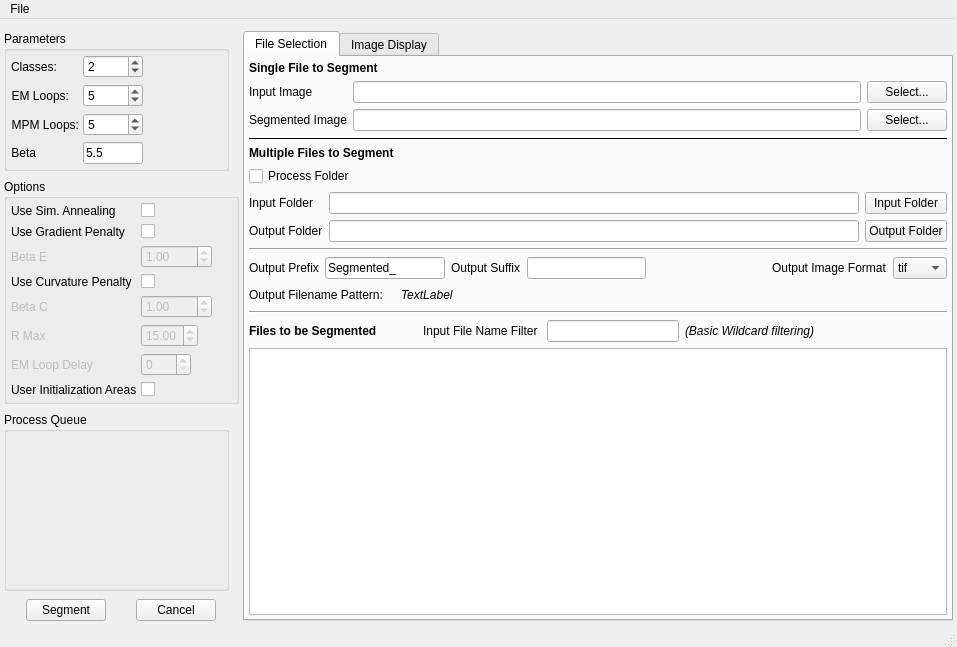
Qt form Code/EmMpmGui/UI_Files/EmMpmGui.ui (BlueQuartzSoftware/EMMPMWorkbench) before a commit.
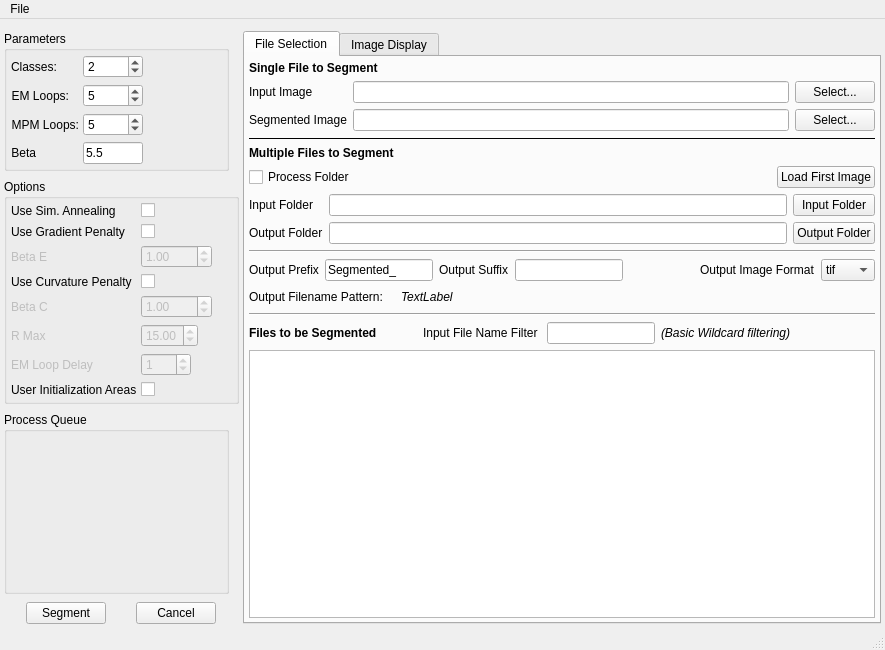
The same form after that commit. The open tabs and pages were chosen to show the change. Icons and pictures are not drawn. Custom widgets are drawn as their Qt base class.

Commit message: Current IO Design

Diff of the .ui file:
```diff
--- a/Code/EmMpmGui/UI_Files/EmMpmGui.ui
+++ b/Code/EmMpmGui/UI_Files/EmMpmGui.ui
@@ -6,8 +6,8 @@
    <rect>
     <x>0</x>
     <y>0</y>
-    <width>957</width>
-    <height>647</height>
+    <width>885</width>
+    <height>650</height>
    </rect>
   </property>
   <property name="sizePolicy">
@@ -472,6 +472,9 @@
            <property name="minimum">
             <number>0</number>
            </property>
+           <property name="value">
+            <number>1</number>
+           </property>
           </widget>
          </item>
          <item row="7" column="0">
@@ -679,6 +682,8 @@
          </widget>
         </item>
         <item>
+         <layout class="QHBoxLayout" name="horizontalLayout_4">
+          <item>
          <widget class="QCheckBox" name="processFolder">
           <property name="enabled">
            <bool>true</bool>
@@ -689,6 +694,28 @@
          </widget>
         </item>
         <item>
+           <spacer name="horizontalSpacer_9">
+            <property name="orientation">
+             <enum>Qt::Horizontal</enum>
+            </property>
+            <property name="sizeHint" stdset="0">
+             <size>
+              <width>40</width>
+              <height>20</height>
+             </size>
+            </property>
+           </spacer>
+          </item>
+          <item>
+           <widget class="QPushButton" name="loadFirstImageBtn">
+            <property name="text">
+             <string>Load First Image</string>
+            </property>
+           </widget>
+          </item>
+         </layout>
+        </item>
+        <item>
          <layout class="QGridLayout" name="gridLayout_3">
           <item row="0" column="1">
            <widget class="QLabel" name="label_5">
@@ -1407,7 +1434,7 @@
     <rect>
      <x>0</x>
      <y>0</y>
-     <width>957</width>
+     <width>885</width>
      <height>22</height>
     </rect>
    </property>
```
Left out of the diff: 14 changed lines with no effect on the pictures. Lines whose indentation alone changed are shown as unchanged.
